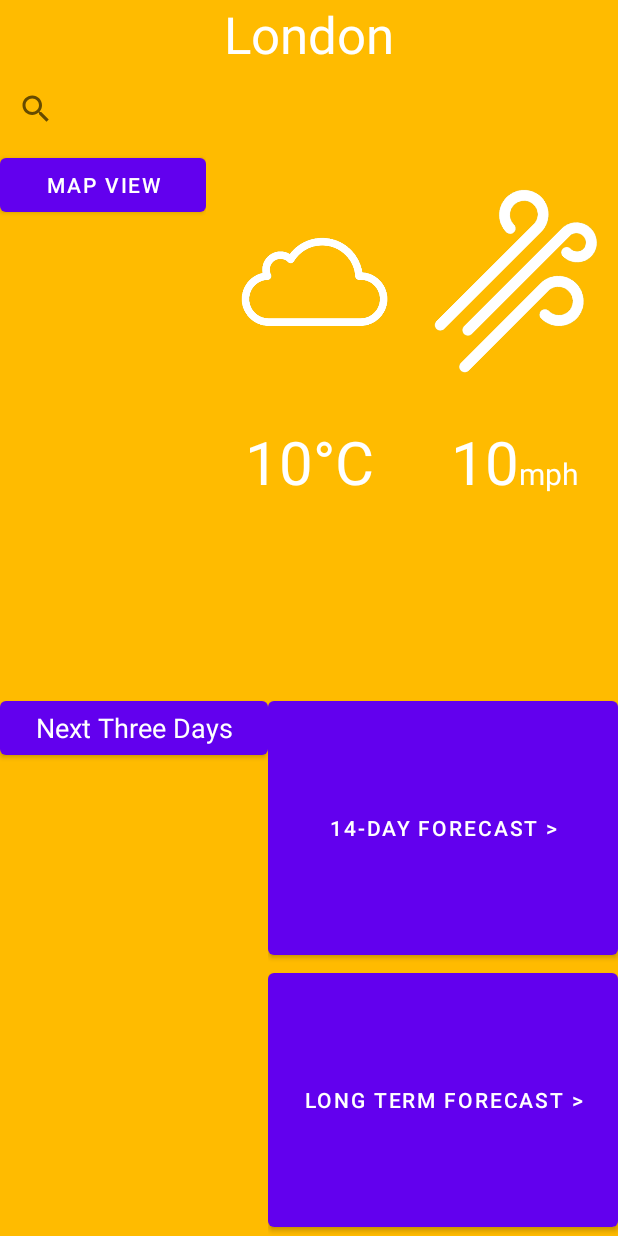
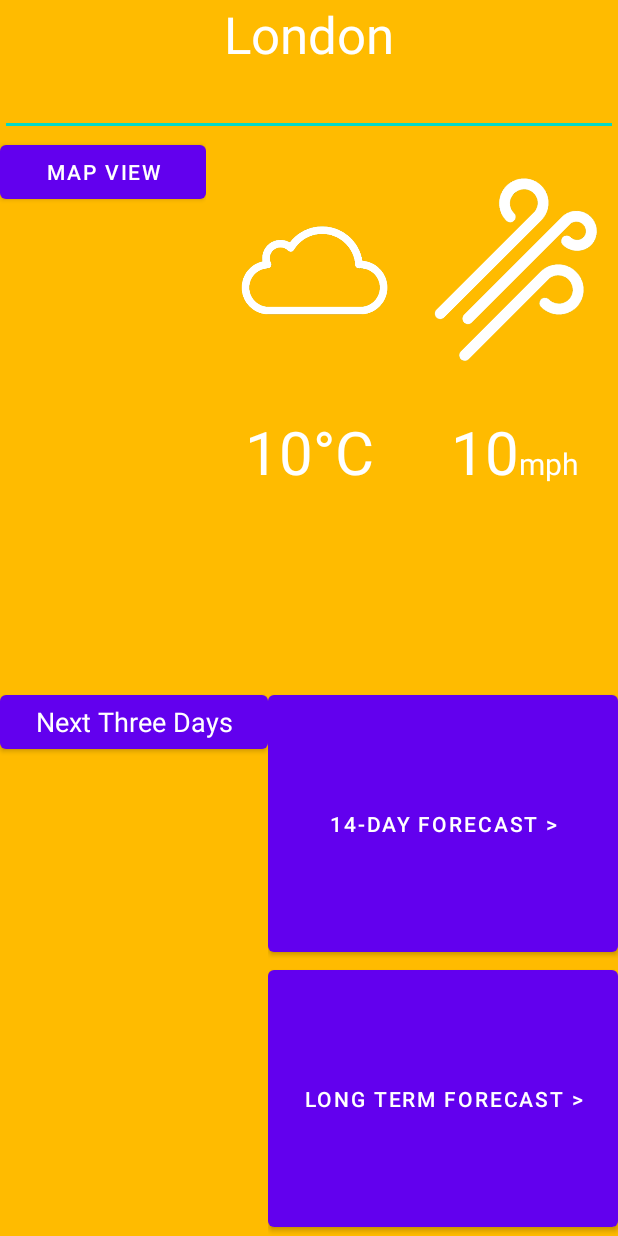
Before and after one commit to Group-51-COMP208/WeatherBroadcastApp, an Android app: the screen it shows after launch (MainActivity), on a phone screen of 412 x 824 dp. Run offline under Robolectric (Android 15) with nearby library versions, the phone set to English and light mode, and no system bars; 3 statements that could not run were skipped.

Commit message:
Can now select location with search bar.

```diff
--- a/app/src/main/java/com/example/weatherbroadcastapp/MainActivity.java
+++ b/app/src/main/java/com/example/weatherbroadcastapp/MainActivity.java
@@ -1,6 +1,7 @@
 package com.example.weatherbroadcastapp;
 
 import android.Manifest;
+import android.app.Activity;
 import android.content.Intent;
 import android.content.pm.PackageManager;
 import android.os.Bundle;
@@ -20,18 +21,26 @@ import androidx.annotation.NonNull;
 import androidx.appcompat.app.AppCompatActivity;
 import androidx.core.app.ActivityCompat;
 
+import android.view.KeyEvent;
 import android.view.View;
 
 import android.view.Menu;
 import android.view.MenuItem;
+import android.view.inputmethod.EditorInfo;
+import android.view.inputmethod.InputMethodManager;
+import android.widget.AdapterView;
+import android.widget.ArrayAdapter;
+import android.widget.AutoCompleteTextView;
 import android.widget.Button;
 import android.widget.ImageView;
 import android.widget.TextView;
+import android.widget.Toast;
 
 import java.time.Duration;
+import java.util.ArrayList;
 import java.util.Calendar;
 
-public class MainActivity extends AppCompatActivity implements View.OnClickListener {
+public class MainActivity extends AppCompatActivity implements View.OnClickListener, TextView.OnEditorActionListener {
     @Override
     protected void onCreate(Bundle savedInstanceState) {
         super.onCreate(savedInstanceState);
@@ -49,13 +58,20 @@ public class MainActivity extends AppCompatActivity implements View.OnClickListe
         Button longTermForecastButton = findViewById(R.id.button_toLongTermForecast);
         longTermForecastButton.setOnClickListener(this);
 
+
         weatherService  = Services.get().getWeatherForecastService();
         locationService = Services.get().getLocationService();
         fusedLocationProviderClient = LocationServices.getFusedLocationProviderClient(this);
 
         for(Location location: weatherService.getAvailableLocations()) {
-            System.out.println(location.getDisplayName());
+            recognizedLocations.add(location.getDisplayName());
         }
+
+        ArrayAdapter<String> adapter = new ArrayAdapter<String>(this,
+                android.R.layout.simple_dropdown_item_1line, recognizedLocations);
+        AutoCompleteTextView locationSearch = findViewById(R.id.autoCompleteTextView_location);
+        locationSearch.setAdapter(adapter);
+        locationSearch.setOnEditorActionListener(this);
 
         initializeLocation();
         updateWeatherInfo();
@@ -171,7 +187,30 @@ public class MainActivity extends AppCompatActivity implements View.OnClickListe
         imageView_currentWindDirection.setRotation(sample.windDirection_degrees);
     }
 
+
+    @Override
+    public boolean onEditorAction(TextView v, int actionId, KeyEvent event) {
+        if (actionId == EditorInfo.IME_ACTION_DONE) {
+            Location selectedLocation = weatherService.getLocationByName(v.getText().toString());
+            if(selectedLocation != null) {
+                locationService.setSelectedLocation(selectedLocation);
+                InputMethodManager imm = (InputMethodManager) this.getSystemService(Activity.INPUT_METHOD_SERVICE);
+                imm.hideSoftInputFromWindow(v.getWindowToken(), 0);
+                updateWeatherInfo();
+            }
+            else {
+                Toast.makeText(MainActivity.this,
+                        String.format(getString(R.string.unrecognized_location_msg) , v.getText()),
+                        Toast.LENGTH_SHORT).show();
+            }
+
+            return true;
+        }
+        return false;
+    }
+
     private FusedLocationProviderClient fusedLocationProviderClient;
     private WeatherForecastService weatherService;
     private LocationService locationService;
+    private ArrayList<String> recognizedLocations = new ArrayList<String>();
 }
--- a/app/src/main/res/layout/content_main.xml
+++ b/app/src/main/res/layout/content_main.xml
@@ -17,10 +17,16 @@
         android:textAppearance="@style/TextAppearance.AppCompat.Display1"
         android:textColor="#FFFFFF" />
 
-    <SearchView
+    <AutoCompleteTextView
+        android:id="@+id/autoCompleteTextView_location"
+        style="@style/Widget.AppCompat.AutoCompleteTextView"
         android:layout_width="match_parent"
-        android:layout_height="0dp"
-        android:layout_weight="0.15" />
+        android:layout_height="wrap_content"
+        android:completionHint="Select location"
+        android:text=""
+        android:inputType="text"
+        android:imeOptions="actionDone"
+        />
 
     <LinearLayout
         android:layout_width="match_parent"
--- a/app/src/main/res/values/strings.xml
+++ b/app/src/main/res/values/strings.xml
@@ -26,4 +26,6 @@
     <string name="button_long_term_forecast"><![CDATA[Long term forecast >]]></string>
     <string name="heading_long_term_forecast">UK Long Term Forecast</string>
     <string name="time_period">"%s to %s"</string>
+
+    <string name="unrecognized_location_msg">"Sorry, location %s is not recognized"</string>
 </resources>
```
